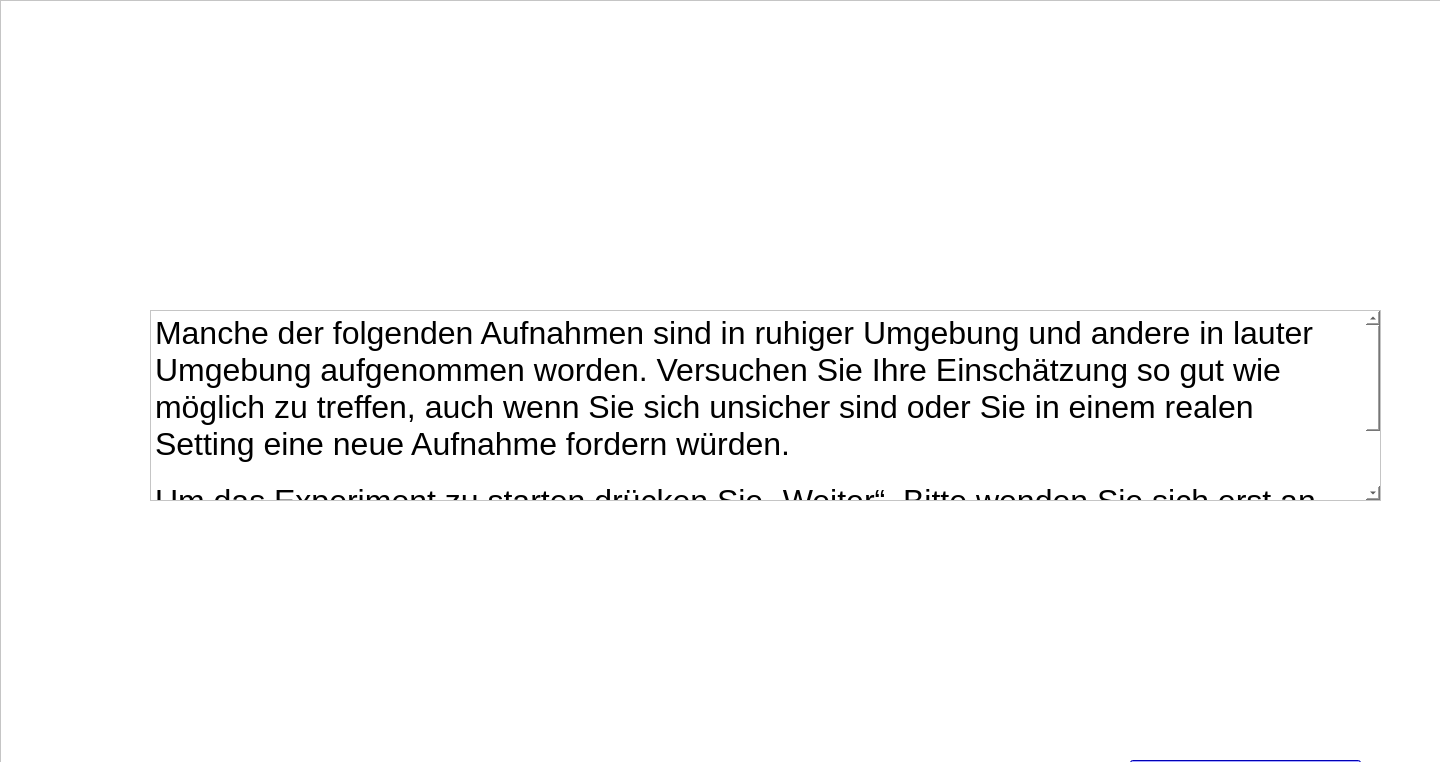
Before: the Qt Designer form forms/postExample.ui in IKI-Lab/auscultation_AI_noise_exp, drawn with Qt 5.
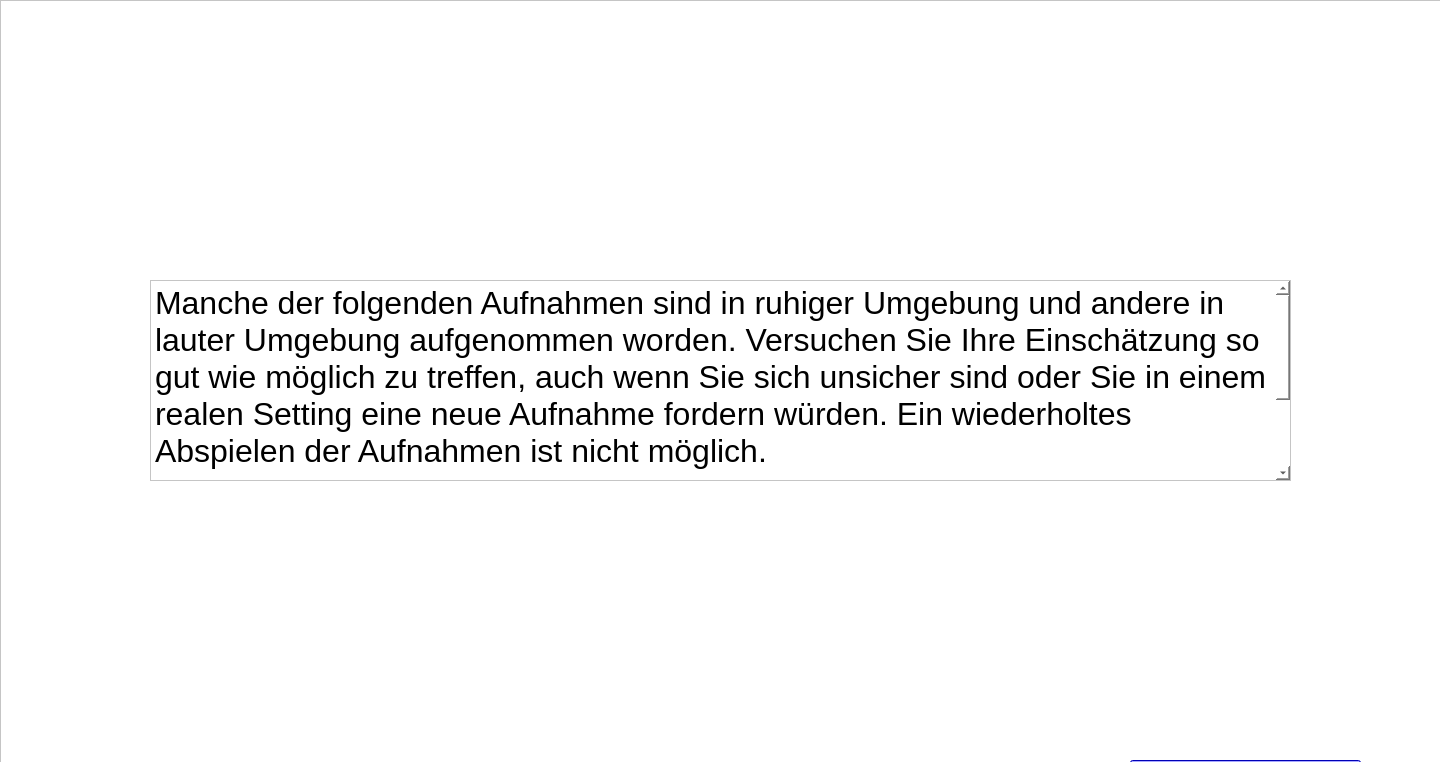
After: the same form once the commit is applied.

Patch:
```diff
--- a/forms/postExample.ui
+++ b/forms/postExample.ui
@@ -63,9 +63,9 @@
     <property name="geometry">
      <rect>
       <x>150</x>
-      <y>310</y>
-      <width>1231</width>
-      <height>191</height>
+      <y>280</y>
+      <width>1141</width>
+      <height>201</height>
      </rect>
     </property>
     <property name="html">
@@ -73,7 +73,7 @@
 &lt;html&gt;&lt;head&gt;&lt;meta name=&quot;qrichtext&quot; content=&quot;1&quot; /&gt;&lt;style type=&quot;text/css&quot;&gt;
 p, li { white-space: pre-wrap; }
 &lt;/style&gt;&lt;/head&gt;&lt;body style=&quot; font-family:'.AppleSystemUIFont'; font-size:13pt; font-weight:400; font-style:normal;&quot;&gt;
-&lt;p style=&quot; margin-top:0px; margin-bottom:0px; margin-left:0px; margin-right:0px; -qt-block-indent:0; text-indent:0px;&quot;&gt;&lt;span style=&quot; font-family:'Helvetica Neue'; font-size:24pt;&quot;&gt;Manche der folgenden Aufnahmen sind in ruhiger Umgebung und andere in lauter Umgebung aufgenommen worden. Versuchen Sie Ihre Einschätzung so gut wie möglich zu treffen, auch wenn Sie sich unsicher sind oder Sie in einem realen Setting eine neue Aufnahme fordern würden.&lt;br /&gt;&lt;/span&gt;&lt;/p&gt;
+&lt;p style=&quot; margin-top:0px; margin-bottom:0px; margin-left:0px; margin-right:0px; -qt-block-indent:0; text-indent:0px;&quot;&gt;&lt;span style=&quot; font-family:'Helvetica Neue'; font-size:24pt;&quot;&gt;Manche der folgenden Aufnahmen sind in ruhiger Umgebung und andere in lauter Umgebung aufgenommen worden. Versuchen Sie Ihre Einschätzung so gut wie möglich zu treffen, auch wenn Sie sich unsicher sind oder Sie in einem realen Setting eine neue Aufnahme fordern würden. Ein wiederholtes Abspielen der Aufnahmen ist nicht möglich.&lt;br /&gt;&lt;/span&gt;&lt;/p&gt;
 &lt;p style=&quot; margin-top:0px; margin-bottom:0px; margin-left:0px; margin-right:0px; -qt-block-indent:0; text-indent:0px;&quot;&gt;&lt;span style=&quot; font-family:'Helvetica Neue'; font-size:24pt;&quot;&gt;Um das Experiment zu starten drücken Sie „Weiter“. Bitte wenden Sie sich erst an die Versuchsleitung, wenn Sie explizit dazu aufgefordert werden oder Sie das Experiment abbrechen wollen.&lt;/span&gt;&lt;span style=&quot; font-size:24pt;&quot;&gt; &lt;/span&gt;&lt;/p&gt;&lt;/body&gt;&lt;/html&gt;</string>
     </property>
    </widget>
```
